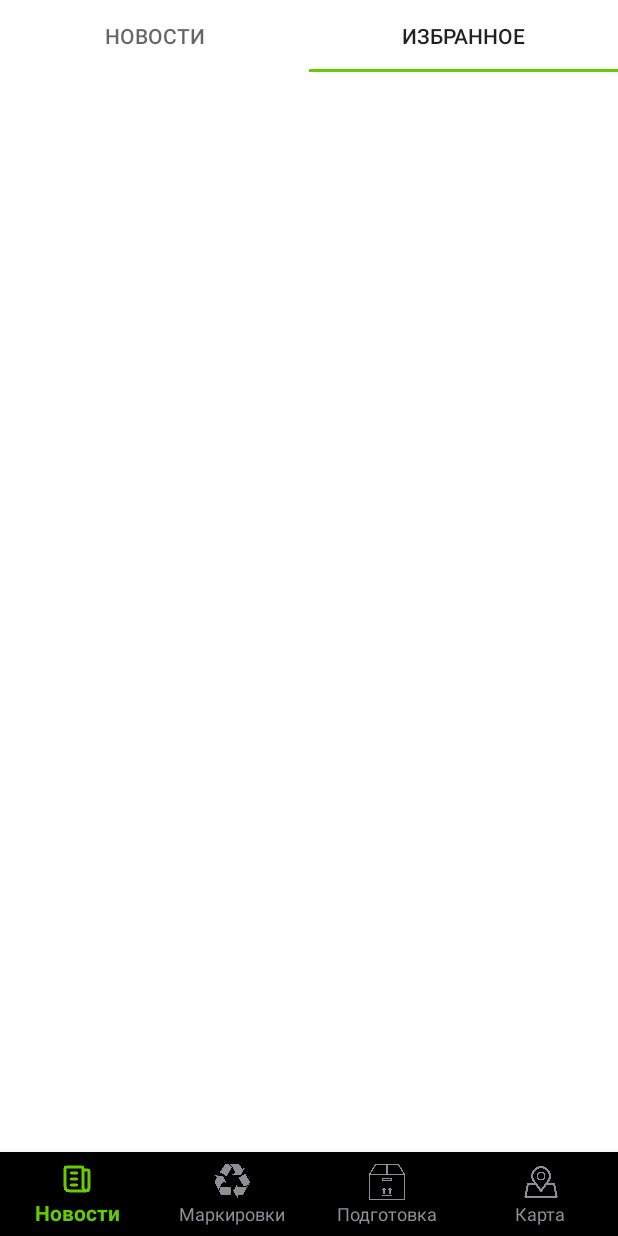
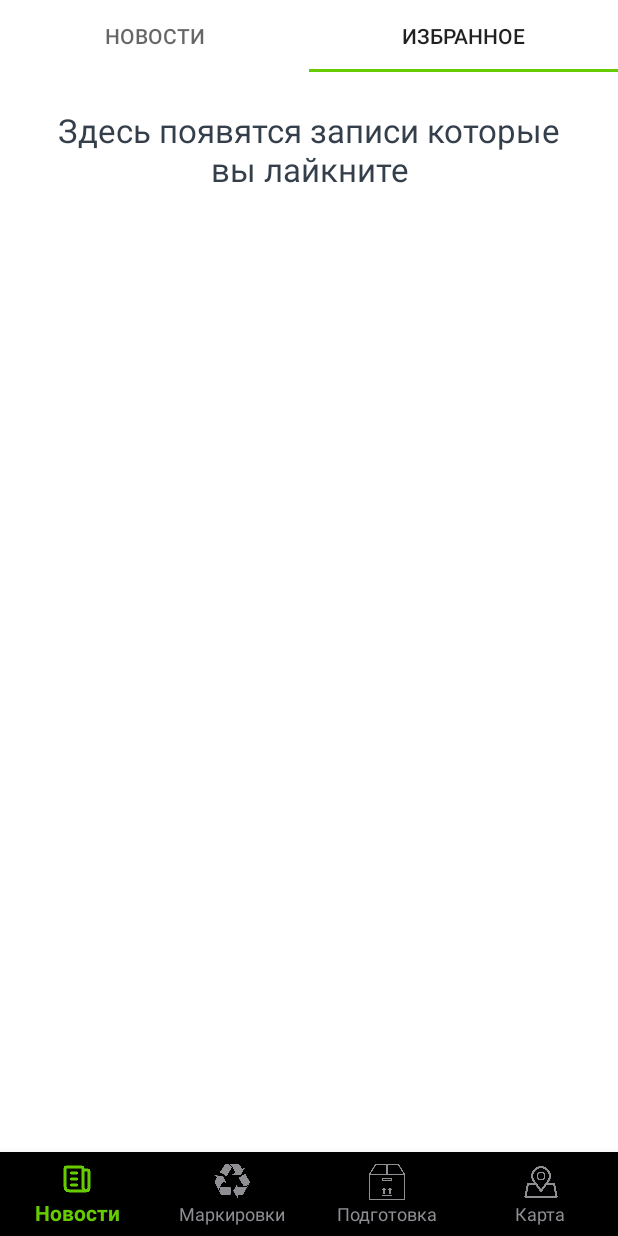
Before and after one commit to bezrukovq/EcoApp, an Android app: the MainActivity screen opened directly, with no data from a screen before it, tab 2 chosen, on a phone screen of 412 x 824 dp. Run offline under Robolectric (Android 15) with nearby library versions, the phone set to English and light mode, and no system bars; our stand-ins replace navigation-ui; libraries missing offline, so code that uses them is left out: com.arellomobile.mvp, com.vk.sdk; pictures from the network do not load; 1 statement that could not run was skipped.

Commit message:
Loaders + fixes

```diff
--- a/app/src/main/java/com/example/ecoapp/feature/main/MainActivity.kt
+++ b/app/src/main/java/com/example/ecoapp/feature/main/MainActivity.kt
@@ -74,7 +74,7 @@ class MainActivity : AppCompatActivity() {
     }
 
     fun hideMap(){
-        container.visibility = View.INVISIBLE
+        container.visibility = View.GONE
     }
 
     fun showMap(){
--- a/app/src/main/java/com/example/ecoapp/feature/news_tabs/newslist/NewsLikedFragment.kt
+++ b/app/src/main/java/com/example/ecoapp/feature/news_tabs/newslist/NewsLikedFragment.kt
@@ -4,6 +4,7 @@ import android.annotation.SuppressLint
 import android.content.Context
 import android.os.Bundle
 import android.view.View
+import androidx.swiperefreshlayout.widget.SwipeRefreshLayout
 import com.bumptech.glide.Glide
 import com.example.ecoapp.Constants
 import com.example.ecoapp.R
@@ -15,7 +16,7 @@ import com.google.gson.reflect.TypeToken
 import com.md.nails.presentation.basemvp.BaseMvpFragment
 import kotlinx.android.synthetic.main.fragment_news_list.*
 
-class NewsLikedFragment: BaseMvpFragment(), NewsTab {
+class NewsLikedFragment: BaseMvpFragment(), NewsTab, SwipeRefreshLayout.OnRefreshListener {
     override val layoutId: Int
         get() = R.layout.fragment_news_list
 
@@ -27,15 +28,20 @@ class NewsLikedFragment: BaseMvpFragment(), NewsTab {
         adapter = NewsAdapter(Glide.with(this)){ news, liked-> onLikePressed(news,liked)}
         news_list.adapter = adapter
         refresh()
+        swipe_refresh.setOnRefreshListener(this)
         (activity as MainActivity).supportActionBar?.hide()
     }
 
     override fun refresh(){
+        feed_loading.visibility = View.VISIBLE
         adapter?.newsList?.clear()
         val prefs = activity?.getSharedPreferences(Constants.SHAREDPREF, Context.MODE_PRIVATE)
         val list = Gson().fromJson(prefs?.getString(Constants.LIKED_LIST,""),Constants.NEWS_LIST_TYPE)?:ArrayList<News>()
         adapter?.newsList = list
+        toBeLikedHint.visibility = if (list.isEmpty()) View.VISIBLE else View.GONE
         adapter?.notifyDataSetChanged()
+        feed_loading.visibility = View.GONE
+        swipe_refresh.isRefreshing = false
     }
 
     @SuppressLint("ApplySharedPref")
@@ -55,4 +61,8 @@ class NewsLikedFragment: BaseMvpFragment(), NewsTab {
     }
 
     override fun getTitle() = "Избранное"
+    override fun onRefresh() {
+        swipe_refresh.isRefreshing = true
+        refresh()
+    }
 }
--- a/app/src/main/java/com/example/ecoapp/feature/news_tabs/newslist/NewsListFragment.kt
+++ b/app/src/main/java/com/example/ecoapp/feature/news_tabs/newslist/NewsListFragment.kt
@@ -4,6 +4,7 @@ import android.annotation.SuppressLint
 import android.content.Context
 import android.os.Bundle
 import android.view.View
+import androidx.swiperefreshlayout.widget.SwipeRefreshLayout
 import com.bumptech.glide.Glide
 import com.example.ecoapp.Constants
 import com.example.ecoapp.feature.main.MainActivity
@@ -11,7 +12,6 @@ import com.example.ecoapp.R
 import com.example.ecoapp.data.News
 import com.example.ecoapp.feature.news_tabs.NewsTab
 import com.google.gson.Gson
-import com.google.gson.JsonObject
 import com.md.nails.presentation.basemvp.BaseMvpFragment
 import com.vk.sdk.api.*
 import com.vk.sdk.api.model.VKApiPhoto
@@ -19,7 +19,7 @@ import com.vk.sdk.api.model.VKApiPost
 import com.vk.sdk.api.model.VKList
 import kotlinx.android.synthetic.main.fragment_news_list.*
 
-class NewsListFragment: BaseMvpFragment(), NewsTab {
+class NewsListFragment: BaseMvpFragment(), NewsTab, SwipeRefreshLayout.OnRefreshListener {
     override val layoutId: Int
         get() = R.layout.fragment_news_list
 
@@ -31,9 +31,11 @@ class NewsListFragment: BaseMvpFragment(), NewsTab {
         news_list.adapter = adapter
         (activity as MainActivity).supportActionBar?.hide()
         refresh()
+        swipe_refresh.setOnRefreshListener(this)
     }
 
     override fun refresh() {
+        feed_loading.visibility = View.VISIBLE
         VKApi.wall().get(VKParameters.from(VKApiConst.ACCESS_TOKEN, Constants.VK_API_ACCESS_TOKEN,
             VKApiConst.COUNT, 15,
             VKApiConst.OWNER_ID, "-96281069",
@@ -45,7 +47,7 @@ class NewsListFragment: BaseMvpFragment(), NewsTab {
                 override fun onComplete(response: VKResponse?) {
                     val resultList = response?.parsedModel as VKList<VKApiPost>
                     adapter?.newsList?.clear()
-                  //  adapter.notifyDataSetChanged()
+                    //adapter?.notifyDataSetChanged()
                     val prefs = activity?.getSharedPreferences(Constants.SHAREDPREF, Context.MODE_PRIVATE)
                     val list = Gson().fromJson(prefs?.getString(Constants.LIKED_LIST,""),Constants.NEWS_LIST_TYPE)?:ArrayList<News>()
                     for (x in resultList) {
@@ -57,8 +59,13 @@ class NewsListFragment: BaseMvpFragment(), NewsTab {
                         adapter?.newsList?.add(news)
                     }
                     adapter?.notifyDataSetChanged()
+                    feed_loading.visibility = View.GONE
+                    swipe_refresh.isRefreshing = false
                 }
-                override fun onError(error: VKError?) { super.onError(error)
+                override fun onError(error: VKError?) {
+                    feed_loading.visibility = View.GONE
+                    swipe_refresh.isRefreshing = false
+                    super.onError(error)
                 }
             })
     }
@@ -79,4 +86,8 @@ class NewsListFragment: BaseMvpFragment(), NewsTab {
     }
 
     override fun getTitle() = "Новости"
+    override fun onRefresh() {
+        swipe_refresh.isRefreshing = true
+        refresh()
+    }
 }
--- a/app/src/main/res/layout/activity_main.xml
+++ b/app/src/main/res/layout/activity_main.xml
@@ -12,6 +12,7 @@
     <FrameLayout
         android:id="@+id/container"
         android:layout_width="match_parent"
+        android:visibility="gone"
         android:layout_height="match_parent"
         android:layout_marginBottom="?android:attr/actionBarSize"/>
     <androidx.fragment.app.FragmentContainerView
--- a/app/src/main/res/layout/fragment_news_list.xml
+++ b/app/src/main/res/layout/fragment_news_list.xml
@@ -3,8 +3,31 @@
     xmlns:app="http://schemas.android.com/apk/res-auto"
     xmlns:tools="http://schemas.android.com/tools"
     android:layout_width="match_parent"
-    android:background="@color/colorPrimary"
+    android:layout_height="match_parent"
+    android:animateLayoutChanges="true"
+    android:background="@color/colorPrimary">
+
+    <androidx.swiperefreshlayout.widget.SwipeRefreshLayout
+        android:id="@+id/swipe_refresh"
+        android:layout_width="match_parent"
         android:layout_height="match_parent">
+
+        <FrameLayout
+            android:layout_width="match_parent"
+            android:layout_height="match_parent">
+
+
+            <TextView
+                android:id="@+id/toBeLikedHint"
+                android:layout_width="match_parent"
+                android:layout_height="wrap_content"
+                android:layout_margin="24dp"
+                android:gravity="center"
+                android:text="Здесь появятся записи которые вы лайкните"
+                android:textAlignment="center"
+                android:textColor="@color/colorTextPrimary"
+                android:textSize="22dp"
+                android:visibility="gone" />
 
             <androidx.recyclerview.widget.RecyclerView
                 android:id="@+id/news_list"
@@ -12,4 +35,18 @@
                 android:layout_height="match_parent"
                 app:layoutManager="androidx.recyclerview.widget.LinearLayoutManager"
                 tools:listitem="@layout/item_news_list" />
+
+            <com.airbnb.lottie.LottieAnimationView
+                android:id="@+id/feed_loading"
+                android:layout_width="80dp"
+                android:layout_height="80dp"
+                android:layout_margin="4dp"
+                android:layout_gravity="center|top"
+                android:scaleType="centerCrop"
+                android:visibility="gone"
+                app:lottie_autoPlay="true"
+                app:lottie_fileName="loader_food.json"
+                app:lottie_loop="true" />
         </FrameLayout>
+    </androidx.swiperefreshlayout.widget.SwipeRefreshLayout>
+</FrameLayout>
--- a/app/src/main/res/layout/item_news_list.xml
+++ b/app/src/main/res/layout/item_news_list.xml
@@ -17,7 +17,6 @@
             android:layout_width="match_parent"
             android:layout_height="wrap_content"
             android:scaleType="fitCenter"
-            android:src="@drawable/img_topic"
             app:layout_constraintEnd_toEndOf="parent"
             app:layout_constraintStart_toStartOf="parent"
             app:layout_constraintTop_toTopOf="parent" />
@@ -54,7 +53,6 @@
             android:layout_height="40dp"
             android:scaleType="centerCrop"
             android:layout_marginTop="16dp"
-            app:lottie_scale="0.1"
             android:layout_marginEnd="16dp"
             app:layout_constraintEnd_toEndOf="parent"
             app:layout_constraintTop_toBottomOf="@+id/topic_image"
```
Also changed, not shown: app/src/main/assets/loader_food.json (added, +1 -0 lines), 1 other file. Lines whose indentation alone changed are shown as unchanged.
